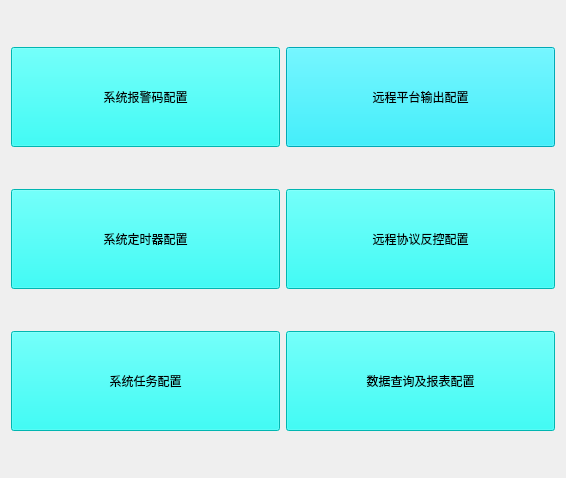
Before: the Qt Designer form src/config_ui/qt/src/config/ui/other/other.ui in eth-from-zero/qzy-environmental-monitoring, drawn with Qt 5.
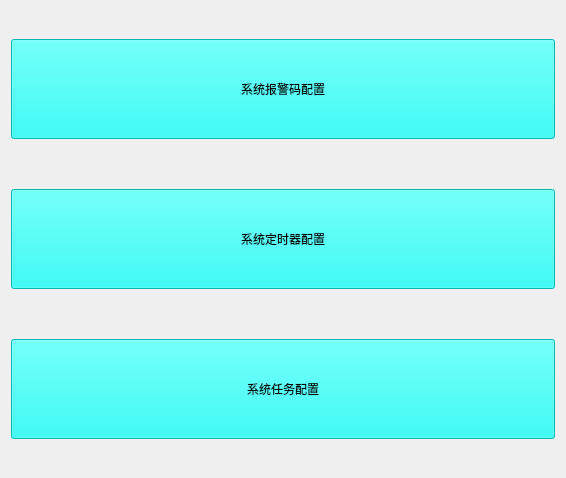
After: the same form once the commit is applied.

Diff of the .ui file:
```diff
--- a/src/config_ui/qt/src/config/ui/other/other.ui
+++ b/src/config_ui/qt/src/config/ui/other/other.ui
@@ -13,7 +13,10 @@
   <property name="windowTitle">
    <string>Form</string>
   </property>
-  <layout class="QHBoxLayout" name="horizontalLayout">
+  <layout class="QVBoxLayout" name="verticalLayout_2">
+   <property name="spacing">
+    <number>50</number>
+   </property>
    <item>
     <layout class="QVBoxLayout" name="verticalLayout">
      <item>
@@ -66,58 +69,6 @@
      </item>
     </layout>
    </item>
-   <item>
-    <layout class="QVBoxLayout" name="verticalLayout_2" stretch="1,1,1">
-     <item>
-      <widget class="QPushButton" name="btn_remote_plateform">
-       <property name="minimumSize">
-        <size>
-         <width>100</width>
-         <height>100</height>
-        </size>
-       </property>
-       <property name="styleSheet">
-        <string notr="true">background-color: rgb(0, 237, 255);</string>
-       </property>
-       <property name="text">
-        <string>远程平台输出配置</string>
-       </property>
-      </widget>
-     </item>
-     <item>
-      <widget class="QPushButton" name="btn_remote_proto">
-       <property name="minimumSize">
-        <size>
-         <width>100</width>
-         <height>100</height>
-        </size>
-       </property>
-       <property name="styleSheet">
-        <string notr="true">background-color: rgb(0, 255, 248);</string>
-       </property>
-       <property name="text">
-        <string>远程协议反控配置</string>
-       </property>
-      </widget>
-     </item>
-     <item>
-      <widget class="QPushButton" name="btn_data_query">
-       <property name="minimumSize">
-        <size>
-         <width>100</width>
-         <height>100</height>
-        </size>
-       </property>
-       <property name="styleSheet">
-        <string notr="true">background-color: rgb(0, 255, 248);</string>
-       </property>
-       <property name="text">
-        <string>数据查询及报表配置</string>
-       </property>
-      </widget>
-     </item>
-    </layout>
-   </item>
   </layout>
  </widget>
  <resources/>
```
